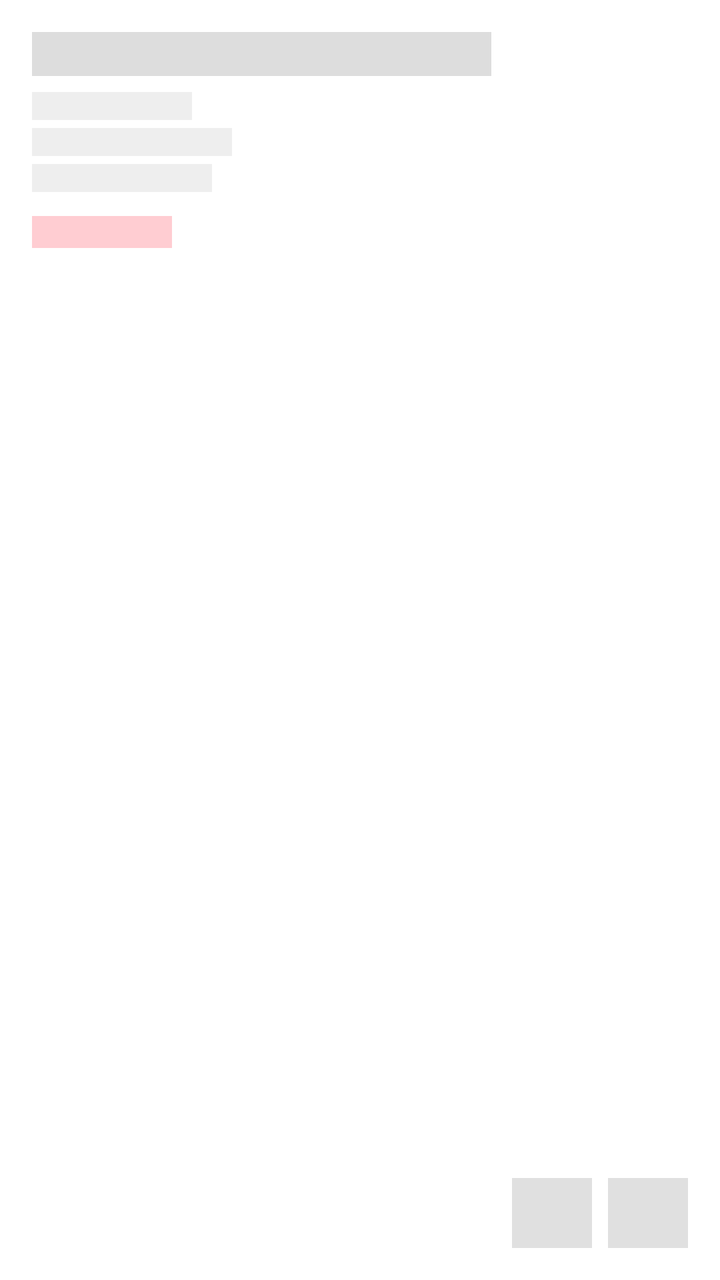
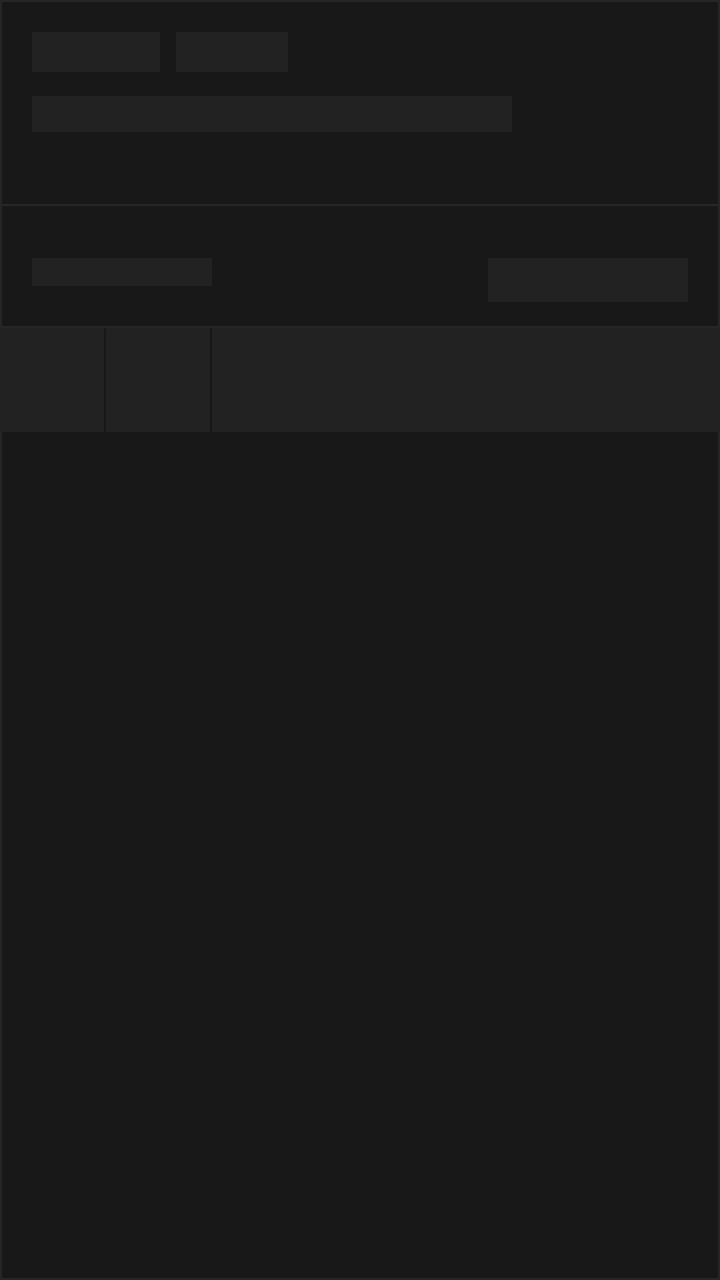

An Android layout rendered at two revisions. The XML below is the earlier revision; the diff shows what the commit changed to produce the second picture.
<!-- AndroidManifest.xml: application theme Theme.App.Starting -->
<!-- res/layout/item_contest_skeleton.xml -->
<?xml version="1.0" encoding="utf-8"?>
<androidx.constraintlayout.widget.ConstraintLayout
    xmlns:android="http://schemas.android.com/apk/res/android"
    xmlns:app="http://schemas.android.com/apk/res-auto"
    android:layout_width="match_parent"
    android:layout_height="wrap_content"
    android:padding="16dp">

    <View
        android:id="@+id/skeleton_title"
        android:layout_width="0dp"
        android:layout_height="22dp"
        android:background="#DDDDDD"
        app:layout_constraintStart_toStartOf="parent"
        app:layout_constraintTop_toTopOf="parent"
        app:layout_constraintEnd_toEndOf="parent"
        app:layout_constraintHorizontal_bias="0"
        app:layout_constraintWidth_percent="0.7" />

    <View
        android:id="@+id/skeleton_meta1"
        android:layout_width="80dp"
        android:layout_height="14dp"
        android:layout_marginTop="8dp"
        android:background="#EEEEEE"
        app:layout_constraintStart_toStartOf="parent"
        app:layout_constraintTop_toBottomOf="@id/skeleton_title" />

    <View
        android:id="@+id/skeleton_meta2"
        android:layout_width="100dp"
        android:layout_height="14dp"
        android:layout_marginTop="4dp"
        android:background="#EEEEEE"
        app:layout_constraintStart_toStartOf="parent"
        app:layout_constraintTop_toBottomOf="@id/skeleton_meta1" />

    <View
        android:id="@+id/skeleton_meta3"
        android:layout_width="90dp"
        android:layout_height="14dp"
        android:layout_marginTop="4dp"
        android:background="#EEEEEE"
        app:layout_constraintStart_toStartOf="parent"
        app:layout_constraintTop_toBottomOf="@id/skeleton_meta2" />

    <View
        android:id="@+id/skeleton_timer"
        android:layout_width="70dp"
        android:layout_height="16dp"
        android:layout_marginTop="12dp"
        android:background="#FFCDD2"
        app:layout_constraintStart_toStartOf="parent"
        app:layout_constraintTop_toBottomOf="@id/skeleton_meta3" />

    <View
        android:id="@+id/skeleton_btn2"
        android:layout_width="40dp"
        android:layout_height="35dp"
        android:background="#E0E0E0"
        app:layout_constraintBottom_toBottomOf="parent"
        app:layout_constraintEnd_toEndOf="parent" />

    <View
        android:id="@+id/skeleton_btn1"
        android:layout_width="40dp"
        android:layout_height="35dp"
        android:layout_marginEnd="8dp"
        android:background="#E0E0E0"
        app:layout_constraintBottom_toBottomOf="parent"
        app:layout_constraintEnd_toStartOf="@id/skeleton_btn2" />

</androidx.constraintlayout.widget.ConstraintLayout>
<!-- resources referenced by this layout -->
<resources>
  <style name="Theme.App.Starting" parent="Theme.SplashScreen">
          <item name="windowSplashScreenBackground">@color/surface_black</item>
          <item name="postSplashScreenTheme">@style/Base.Theme.CodeForces</item>
      </style>
  <color name="surface_black">#0A0A0A</color>
  <style name="Base.Theme.CodeForces" parent="Theme.Material3.DayNight.NoActionBar">
          <item name="android:windowBackground">@color/surface_black</item>
          <item name="android:statusBarColor">@color/surface_black</item>
          <item name="android:navigationBarColor">@color/surface_black</item>
          <item name="android:windowLightStatusBar" tools:targetApi="m">false</item>
          <item name="android:windowLightNavigationBar" tools:targetApi="o_mr1">false</item>
          <item name="colorPrimary">@color/rank_pupil_primary</item>
          <item name="colorSurface">@color/surface_container</item>
          <item name="colorOnSurface">@color/on_surface</item>
          <item name="android:textColorPrimary">@color/on_surface</item>
          
          <item name="materialCardViewStyle">@style/CFCardStyle</item>
          <item name="bottomNavigationStyle">@style/CFBottomNavStyle</item>
          <item name="chipStyle">@style/CFChipStyle</item>
      </style>
  <color name="rank_pupil_primary">#6BFF83</color>
  <color name="surface_container">#181818</color>
  <color name="on_surface">#E0E0E0</color>
  <style name="CFCardStyle" parent="Widget.Material3.CardView.Elevated">
          <item name="cardElevation">0dp</item>
          <item name="cardCornerRadius">0dp</item>
          <item name="cardBackgroundColor">@color/surface_container</item>
          <item name="strokeColor">@color/stroke_gray</item>
          <item name="strokeWidth">1dp</item>
      </style>
  <style name="CFBottomNavStyle" parent="Widget.Material3.BottomNavigationView">
          <item name="android:background">@color/surface_black</item>
          <item name="itemRippleColor">@color/stroke_gray</item>
          <item name="itemTextAppearanceActive">@style/CFNavLabelActive</item>
          <item name="itemTextAppearanceInactive">@style/CFNavLabelInactive</item>
          <item name="itemActiveIndicatorStyle">@style/TransparentIndicator</item>
      </style>
  <style name="CFChipStyle" parent="Widget.Material3.Chip.Filter">
          <item name="android:textColor">@color/on_surface_variant</item>
          <item name="chipBackgroundColor">@color/surface_container</item>
          <item name="chipStrokeColor">@color/stroke_gray</item>
          <item name="chipStrokeWidth">1dp</item>
          <item name="chipCornerRadius">0dp</item>
      </style>
  <color name="stroke_gray">#262626</color>
  <style name="CFNavLabelActive">
          <item name="android:textSize">10sp</item>
          <item name="android:fontFamily">monospace</item>
          <item name="android:textStyle">bold</item>
          <item name="android:textAllCaps">true</item>
      </style>
  <style name="CFNavLabelInactive">
          <item name="android:textSize">10sp</item>
          <item name="android:fontFamily">monospace</item>
          <item name="android:textAllCaps">true</item>
      </style>
  <style name="TransparentIndicator">
          <item name="android:color">@android:color/transparent</item>
      </style>
  <color name="on_surface_variant">#B0B0B0</color>
</resources>

<!-- the commit's change to res/layout/item_contest_skeleton.xml (unified diff, before → after) -->
@@ -1,73 +1,67 @@
 <?xml version="1.0" encoding="utf-8"?>
-<androidx.constraintlayout.widget.ConstraintLayout
-    xmlns:android="http://schemas.android.com/apk/res/android"
-    xmlns:app="http://schemas.android.com/apk/res-auto"
+<LinearLayout xmlns:android="http://schemas.android.com/apk/res/android"
     android:layout_width="match_parent"
     android:layout_height="wrap_content"
-    android:padding="16dp">
+    android:orientation="vertical"
+    android:layout_marginBottom="12dp"
+    android:background="@drawable/bg_dark_card">
 
-    <View
-        android:id="@+id/skeleton_title"
-        android:layout_width="0dp"
-        android:layout_height="22dp"
-        android:background="#DDDDDD"
-        app:layout_constraintStart_toStartOf="parent"
-        app:layout_constraintTop_toTopOf="parent"
-        app:layout_constraintEnd_toEndOf="parent"
-        app:layout_constraintHorizontal_bias="0"
-        app:layout_constraintWidth_percent="0.7" />
+    
+    <View android:layout_width="match_parent" android:layout_height="16dp" />
 
-    <View
-        android:id="@+id/skeleton_meta1"
-        android:layout_width="80dp"
-        android:layout_height="14dp"
-        android:layout_marginTop="8dp"
-        android:background="#EEEEEE"
-        app:layout_constraintStart_toStartOf="parent"
-        app:layout_constraintTop_toBottomOf="@id/skeleton_title" />
+    
+    <LinearLayout android:layout_width="match_parent" android:layout_height="wrap_content"
+        android:orientation="horizontal" android:paddingHorizontal="16dp" android:layout_marginBottom="12dp">
+        <View android:layout_width="64dp" android:layout_height="20dp"
+            android:background="@color/surface_container_high" android:layout_marginEnd="8dp" />
+        <View android:layout_width="56dp" android:layout_height="20dp"
+            android:background="@color/surface_container_high" />
+    </LinearLayout>
 
-    <View
-        android:id="@+id/skeleton_meta2"
-        android:layout_width="100dp"
-        android:layout_height="14dp"
-        android:layout_marginTop="4dp"
-        android:background="#EEEEEE"
-        app:layout_constraintStart_toStartOf="parent"
-        app:layout_constraintTop_toBottomOf="@id/skeleton_meta1" />
+    
+    <View android:layout_width="240dp" android:layout_height="18dp"
+        android:background="@color/surface_container_high"
+        android:layout_marginHorizontal="16dp" android:layout_marginBottom="6dp" />
+    <View android:layout_width="180dp" android:layout_height="14dp"
+        android:background="@color/surface_container"
+        android:layout_marginHorizontal="16dp" android:layout_marginBottom="16dp" />
 
-    <View
-        android:id="@+id/skeleton_meta3"
-        android:layout_width="90dp"
-        android:layout_height="14dp"
-        android:layout_marginTop="4dp"
-        android:background="#EEEEEE"
-        app:layout_constraintStart_toStartOf="parent"
-        app:layout_constraintTop_toBottomOf="@id/skeleton_meta2" />
+    
+    <View android:layout_width="match_parent" android:layout_height="1dp"
+        android:background="@color/stroke_gray" />
 
-    <View
-        android:id="@+id/skeleton_timer"
-        android:layout_width="70dp"
-        android:layout_height="16dp"
-        android:layout_marginTop="12dp"
-        android:background="#FFCDD2"
-        app:layout_constraintStart_toStartOf="parent"
-        app:layout_constraintTop_toBottomOf="@id/skeleton_meta3" />
+    
+    <LinearLayout android:layout_width="match_parent" android:layout_height="wrap_content"
+        android:orientation="horizontal" android:paddingHorizontal="16dp" android:paddingVertical="12dp">
+        <LinearLayout android:layout_width="0dp" android:layout_weight="1" android:layout_height="wrap_content"
+            android:orientation="vertical">
+            <View android:layout_width="60dp" android:layout_height="10dp"
+                android:background="@color/surface_container" android:layout_marginBottom="4dp" />
+            <View android:layout_width="90dp" android:layout_height="14dp"
+                android:background="@color/surface_container_high" />
+        </LinearLayout>
+        <LinearLayout android:layout_width="0dp" android:layout_weight="1" android:layout_height="wrap_content"
+            android:orientation="vertical" android:gravity="end">
+            <View android:layout_width="60dp" android:layout_height="10dp"
+                android:background="@color/surface_container" android:layout_marginBottom="4dp" />
+            <View android:layout_width="100dp" android:layout_height="22dp"
+                android:background="@color/surface_container_high" />
+        </LinearLayout>
+    </LinearLayout>
 
-    <View
-        android:id="@+id/skeleton_btn2"
-        android:layout_width="40dp"
-        android:layout_height="35dp"
-        android:background="#E0E0E0"
-        app:layout_constraintBottom_toBottomOf="parent"
-        app:layout_constraintEnd_toEndOf="parent" />
+    
+    <View android:layout_width="match_parent" android:layout_height="1dp"
+        android:background="@color/stroke_gray" />
 
-    <View
-        android:id="@+id/skeleton_btn1"
-        android:layout_width="40dp"
-        android:layout_height="35dp"
-        android:layout_marginEnd="8dp"
-        android:background="#E0E0E0"
-        app:layout_constraintBottom_toBottomOf="parent"
-        app:layout_constraintEnd_toStartOf="@id/skeleton_btn2" />
+    
+    <LinearLayout android:layout_width="match_parent" android:layout_height="52dp"
+        android:orientation="horizontal" android:gravity="end">
+        <View android:layout_width="52dp" android:layout_height="52dp"
+            android:background="@color/surface_container_high" android:layout_marginEnd="1dp" />
+        <View android:layout_width="52dp" android:layout_height="52dp"
+            android:background="@color/surface_container_high" android:layout_marginEnd="1dp" />
+        <View android:layout_width="0dp" android:layout_weight="1" android:layout_height="52dp"
+            android:background="@color/surface_container_high" />
+    </LinearLayout>
 
-</androidx.constraintlayout.widget.ConstraintLayout>
+</LinearLayout>
<!-- resource entries referenced after the edit -->
@@ -22,6 +22,14 @@
       </style>
   <color name="rank_pupil_primary">#6BFF83</color>
   <color name="surface_container">#181818</color>
+  <color name="surface_container_high">#222222</color>
+  <!-- drawable bg_dark_card (drawable) -->
+  <?xml version="1.0" encoding="utf-8"?>
+  <shape xmlns:android="http://schemas.android.com/apk/res/android"
+      android:shape="rectangle">
+      <solid android:color="@color/surface_container" />
+      <stroke android:width="1dp" android:color="@color/stroke_gray" />
+  </shape>
   <color name="on_surface">#E0E0E0</color>
   <style name="CFCardStyle" parent="Widget.Material3.CardView.Elevated">
           <item name="cardElevation">0dp</item>
